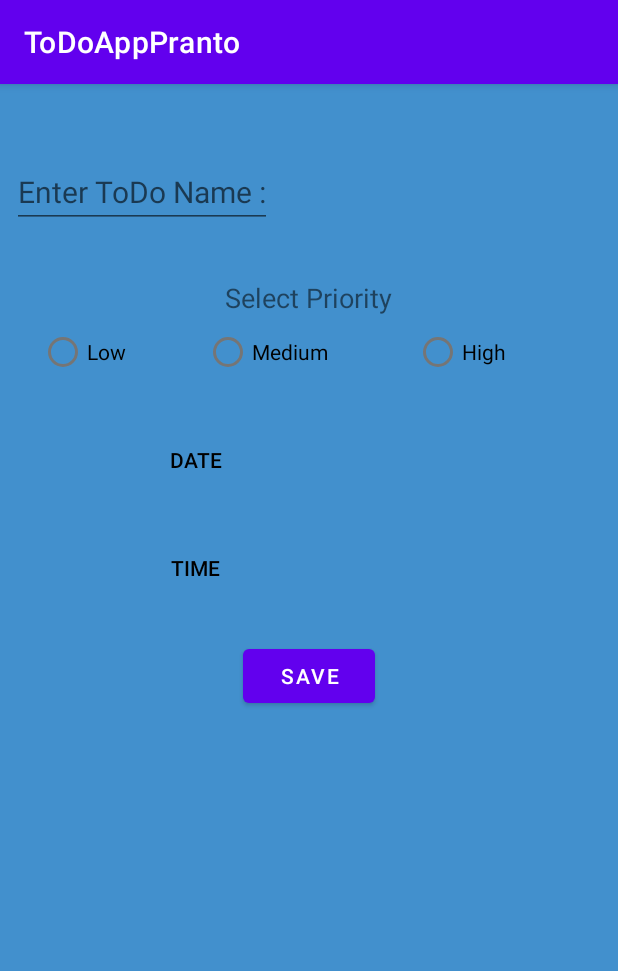
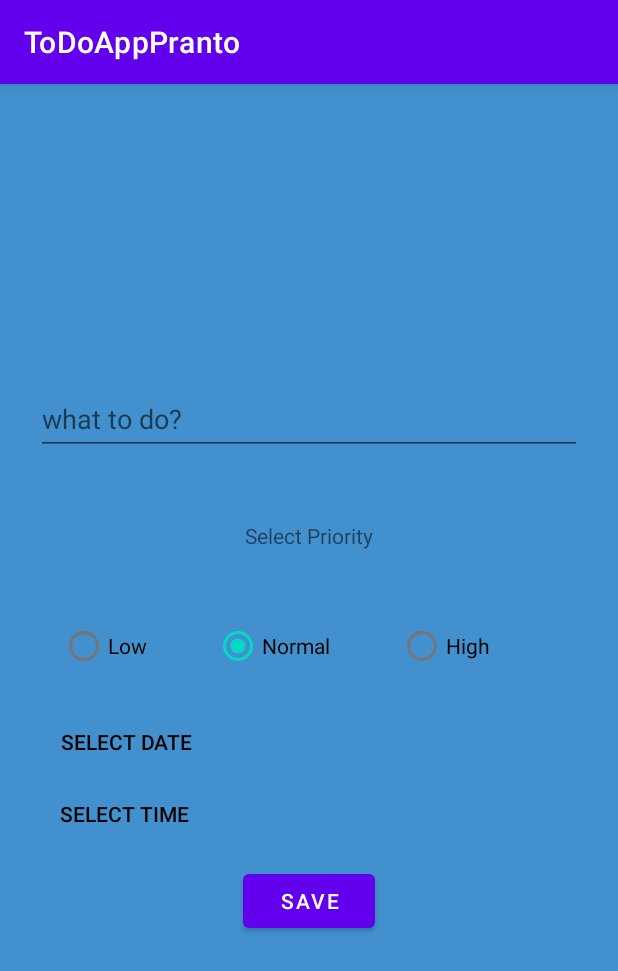
Before and after one commit to PrantoMondal/ToDoApp, an Android app: the NewToDoFragment screen opened through its navigation route, on a phone screen of 412 x 824 dp. Shown: the top 971 px of the screen. Run offline under Robolectric (Android 15) with nearby library versions, the phone set to English and light mode, and no system bars; our stand-ins replace data binding.

```diff
--- a/app/build.gradle
+++ b/app/build.gradle
@@ -45,6 +45,7 @@ dependencies {
     implementation 'androidx.navigation:navigation-ui-ktx:2.4.2'
     implementation 'androidx.legacy:legacy-support-v4:1.0.0'
     implementation 'androidx.room:room-common:2.2.6'
+    implementation 'androidx.room:room-ktx:2.4.2'
     testImplementation 'junit:junit:4.+'
     androidTestImplementation 'androidx.test.ext:junit:1.1.3'
     androidTestImplementation 'androidx.test.espresso:espresso-core:3.4.0'
--- /dev/null
+++ b/app/src/main/java/com/studioartagonist/todoapppranto/Customdialogs/CustomAlertDialog.kt
@@ -0,0 +1,21 @@
+
+import android.app.Dialog
+import android.content.DialogInterface
+import android.os.Bundle
+import androidx.appcompat.app.AlertDialog
+import androidx.fragment.app.DialogFragment
+import com.studioartagonist.todoapppranto.R
+
+class CustomAlertDialog(val callback: () -> Unit) : DialogFragment() {
+    override fun onCreateDialog(savedInstanceState: Bundle?): Dialog {
+        val builder = AlertDialog.Builder(requireActivity())
+        builder.setTitle("Delete")
+        //builder.setIcon(R.drawable.ic_baseline_delete_24)
+        builder.setMessage("Are you sure to delete?")
+        builder.setPositiveButton("Yes") { dialog, which ->
+            callback()
+        }
+        builder.setNegativeButton("Cancel", null)
+        return builder.create()
+    }
+}
--- a/app/src/main/java/com/studioartagonist/todoapppranto/NewToDoFragment.kt
+++ b/app/src/main/java/com/studioartagonist/todoapppranto/NewToDoFragment.kt
@@ -10,11 +10,14 @@ import android.widget.RadioButton
 import com.studioartagonist.todoapppranto.Customdialogs.DatePickerFragment
 import com.studioartagonist.todoapppranto.Customdialogs.TimePickerFragment
 import com.studioartagonist.todoapppranto.databinding.FragmentNewToDoBinding
+import priority_normal
 
 
 class NewToDoFragment : Fragment() {
     private lateinit var binding: FragmentNewToDoBinding
-    private var priorityType = ""
+    var priority = priority_normal
+    var dateInMillis = System.currentTimeMillis()
+    var timeInMillis = System.currentTimeMillis()
 
     override fun onCreateView(
         inflater: LayoutInflater, container: ViewGroup?,
@@ -22,17 +25,20 @@ class NewToDoFragment : Fragment() {
     ): View? {
         binding = FragmentNewToDoBinding.inflate(inflater, container, false)
 
-        initPriorityTypeRadioGroup()
+        binding.priorityRG.setOnCheckedChangeListener { group, checkedId ->
+            val rb: RadioButton = group.findViewById(checkedId)
+            priority = rb.text.toString()
+        }
 
         binding.dateBtn.setOnClickListener {
             DatePickerFragment {
-                binding.showDateTV.text = it
+                binding.dateTV.text = it
             }.show(childFragmentManager, null)
 
         }
         binding.timeBtn.setOnClickListener {
             TimePickerFragment {
-                binding.showTimeTV.text = it
+                binding.timeTV.text = it
             }.show(childFragmentManager, null)
 
         }
@@ -40,15 +46,4 @@ class NewToDoFragment : Fragment() {
 
         return binding.root
     }
-
-
-    private fun initPriorityTypeRadioGroup() {
-
-
-        binding.priorityTypeRG.setOnCheckedChangeListener { radioGroup, i ->
-            var rb: RadioButton = radioGroup.findViewById(i)
-            priorityType = rb.text.toString()
-        }
-    }
-
 }
--- a/app/src/main/java/com/studioartagonist/todoapppranto/db/ToDoDB.kt
+++ b/app/src/main/java/com/studioartagonist/todoapppranto/db/ToDoDB.kt
@@ -1,10 +1,7 @@
 package com.studioartagonist.todoapppranto.db
 
 import android.content.Context
-import androidx.room.ColumnInfo
-import androidx.room.Database
-import androidx.room.Entity
-import androidx.room.PrimaryKey
+import androidx.room.*
 import com.studioartagonist.todoapppranto.entities.TodoModel
 import com.studioartagonist.todoapppranto.entities.UserModel
 import com.tanvir.training.todoappbatch04.daos.TodoDao
--- a/app/src/main/java/com/studioartagonist/todoapppranto/repos/ToDoRepository.kt
+++ b/app/src/main/java/com/studioartagonist/todoapppranto/repos/ToDoRepository.kt
@@ -1,20 +1,20 @@
 package com.studioartagonist.todoapppranto.repos
 
 
-import androidx.lifecycle.LiveData
-import com.studioartagonist.todoapppranto.daos.toDoDao
-import com.studioartagonist.todoapppranto.db.ToDoDB
+//import androidx.lifecycle.LiveData
+//import com.studioartagonist.todoapppranto.daos.TodoDao
+//import com.studioartagonist.todoapppranto.db.ToDoDB
+//
+//class ToDoRepository(val toDoDao: toDoDao) {
+//
+//    suspend fun addToDo(toDoDB: ToDoDB){
+//        toDoDao.addToDo(toDoDB)
+//    }
+//
+//    suspend fun deleteToDo(toDoDB: ToDoDB){
+//        toDoDao.deleteToDo(toDoDB)
+//    }
+//
+//    fun getAllToDo() : LiveData<List<ToDoDB>> = toDoDao.getAllToDo()
 
-class ToDoRepository(val toDoDao: toDoDao) {
-
-    suspend fun addToDo(toDoDB: ToDoDB){
-        toDoDao.addToDo(toDoDB)
-    }
-
-    suspend fun deleteToDo(toDoDB: ToDoDB){
-        toDoDao.deleteToDo(toDoDB)
-    }
-
-    fun getAllToDo() : LiveData<List<ToDoDB>> = toDoDao.getAllToDo()
-
-}
+//}
--- a/app/src/main/res/layout/fragment_new_to_do.xml
+++ b/app/src/main/res/layout/fragment_new_to_do.xml
@@ -14,161 +14,106 @@
         android:background="#4290CD">
 
         <LinearLayout
-            android:id="@+id/linearLayout2"
+            android:layout_width="match_parent"
+            android:layout_height="match_parent"
+            android:orientation="vertical"
+            android:gravity="center"
+            android:padding="24dp"
+            tools:context=".NewTodoFragment">
+
+            <EditText
+                android:id="@+id/todoNameInputET"
                 android:layout_width="match_parent"
                 android:layout_height="wrap_content"
-            android:layout_marginTop="24dp"
-            android:orientation="vertical"
-            app:layout_constraintEnd_toEndOf="parent"
-            app:layout_constraintStart_toStartOf="parent"
-            app:layout_constraintTop_toTopOf="parent">
+                android:layout_marginBottom="20dp"
+                android:ems="10"
+                android:hint="what to do?"
+                android:inputType="textPersonName"
+                android:minHeight="48dp" />
 
-            <EditText
+            <TextView
+                android:padding="24dp"
                 android:id="@+id/textView"
                 android:layout_width="wrap_content"
                 android:layout_height="wrap_content"
-                android:layout_marginStart="8dp"
-                android:layout_marginTop="24dp"
-                android:hint="Enter ToDo Name :"
-                android:textSize="20sp"
-                android:layout_marginBottom="10dp"
-                app:layout_constraintStart_toStartOf="parent"
-                app:layout_constraintTop_toTopOf="parent" />
+                android:text="Select Priority" />
 
-            <TextView
-                android:id="@+id/textView3"
+            <RadioGroup
+                android:padding="16dp"
+                android:id="@+id/priorityRG"
+                android:layout_width="match_parent"
+                android:layout_height="wrap_content"
+                android:orientation="horizontal">
+
+                <RadioButton
+                    android:id="@+id/lowRB"
                     android:layout_width="wrap_content"
                     android:layout_height="wrap_content"
-                android:layout_gravity="center"
-                android:layout_marginTop="24dp"
-                android:text="Select Priority"
-                android:textSize="18sp"
-                app:layout_constraintEnd_toEndOf="parent"
-                app:layout_constraintHorizontal_bias="0.465"
-                app:layout_constraintStart_toStartOf="parent"
-                app:layout_constraintTop_toBottomOf="@+id/textView" />
-
-        </LinearLayout>
-
-
-        <RadioGroup
-            android:id="@+id/priorityTypeRG"
-            android:layout_width="match_parent"
-            android:layout_height="wrap_content"
-            android:layout_marginBottom="10dp"
-            app:layout_constraintEnd_toEndOf="parent"
-            app:layout_constraintStart_toStartOf="parent"
-            app:layout_constraintTop_toBottomOf="@+id/linearLayout2"
-            android:orientation="horizontal"
-
-            android:gravity="center_horizontal">
+                    android:layout_weight="1"
+                    android:text="Low" />
 
                 <RadioButton
-                android:id="@+id/radioButton"
-                android:layout_width="110dp"
+                    android:id="@+id/normalRB"
+                    android:layout_width="wrap_content"
                     android:layout_height="wrap_content"
-
-                android:text="Low"
-                app:layout_constraintEnd_toStartOf="@+id/radioButton2"
-                app:layout_constraintStart_toStartOf="parent"
-                app:layout_constraintTop_toBottomOf="@+id/textView3" />
+                    android:layout_weight="1"
+                    android:checked="true"
+                    android:text="Normal" />
 
                 <RadioButton
-                android:id="@+id/radioButton2"
-                android:layout_width="110dp"
+                    android:id="@+id/highRB"
+                    android:layout_width="wrap_content"
                     android:layout_height="wrap_content"
-                android:layout_marginEnd="30dp"
-                android:text="Medium"
-                app:layout_constraintEnd_toStartOf="@+id/radioButton3"
-                app:layout_constraintStart_toEndOf="@+id/radioButton"
-                app:layout_constraintTop_toBottomOf="@+id/textView3" />
-
-            <RadioButton
-                android:id="@+id/radioButton3"
-                android:layout_width="110dp"
-                android:layout_height="wrap_content"
-
-                android:text="High"
-                app:layout_constraintEnd_toEndOf="parent"
-                app:layout_constraintStart_toEndOf="@+id/radioButton2"
-                app:layout_constraintTop_toBottomOf="@+id/textView3" />
+                    android:layout_weight="1"
+                    android:text="High" />
             </RadioGroup>
 
-
             <LinearLayout
-            android:id="@+id/linearLayout4"
                 android:layout_width="match_parent"
-            android:layout_height="wrap_content"
-            android:layout_marginTop="24dp"
-            android:orientation="horizontal"
-            app:layout_constraintEnd_toEndOf="parent"
-            app:layout_constraintTop_toBottomOf="@+id/priorityTypeRG">
+                android:layout_height="wrap_content">
 
                 <Button
                     android:id="@+id/dateBtn"
+                    android:layout_width="wrap_content"
+                    android:layout_height="wrap_content"
+                    android:textColor="@color/black"
                     style="@style/Widget.AppCompat.Button.Borderless"
-                android:layout_width="109dp"
-                android:layout_height="wrap_content"
-                android:layout_weight="1"
-                android:text="Date"
-                android:textColor="@color/black">
-
-            </Button>
+                    android:text="select date" />
 
                 <TextView
-                android:id="@+id/showDateTV"
                     android:layout_width="wrap_content"
                     android:layout_height="wrap_content"
-                android:layout_weight="1"
-                android:gravity="center"
-                tools:text="17.04.22">
-
-            </TextView>
-
+                    android:id="@+id/dateTV"
+                    tools:text="17/04/2022" />
             </LinearLayout>
 
             <LinearLayout
-            android:id="@+id/linearLayout3"
                 android:layout_width="match_parent"
-            android:layout_height="wrap_content"
-            android:layout_marginTop="24dp"
-            android:orientation="horizontal"
-            app:layout_constraintEnd_toEndOf="parent"
-            app:layout_constraintTop_toBottomOf="@+id/linearLayout4">
+                android:layout_height="wrap_content">
 
                 <Button
                     android:id="@+id/timeBtn"
+                    android:layout_width="wrap_content"
+                    android:layout_height="wrap_content"
+                    android:textColor="@color/black"
                     style="@style/Widget.AppCompat.Button.Borderless"
-                android:layout_width="109dp"
-                android:layout_height="wrap_content"
-                android:layout_weight="1"
-                android:text="Time"
-                android:textColor="@color/black">
-
-            </Button>
+                    android:text="select time" />
 
                 <TextView
-                android:id="@+id/showTimeTV"
                     android:layout_width="wrap_content"
                     android:layout_height="wrap_content"
-                android:layout_weight="1"
-                android:gravity="center"
-                tools:text="21:00">
-
-            </TextView>
-
+                    android:id="@+id/timeTV"
+                    tools:text="10:30" />
             </LinearLayout>
 
             <Button
-            android:id="@+id/button"
                 android:layout_width="wrap_content"
                 android:layout_height="wrap_content"
-            android:layout_marginTop="24dp"
-            android:text="Save"
-            app:layout_constraintEnd_toEndOf="parent"
-            app:layout_constraintStart_toStartOf="parent"
-            app:layout_constraintTop_toBottomOf="@+id/linearLayout3" />
-
+                android:layout_marginTop="10dp"
+                android:id="@+id/saveBtn"
+                android:text="save"
+                android:layout_gravity="center" />
+        </LinearLayout>
 
     </androidx.constraintlayout.widget.ConstraintLayout>
 </layout>
```
Lines whose indentation alone changed are shown as unchanged.
